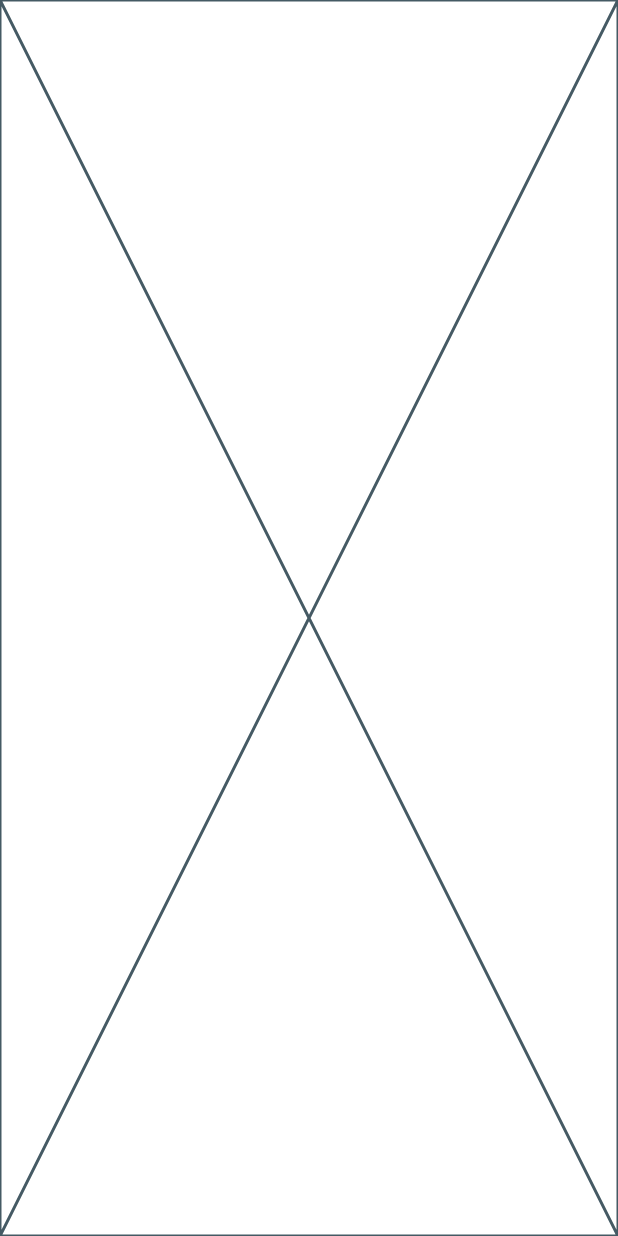
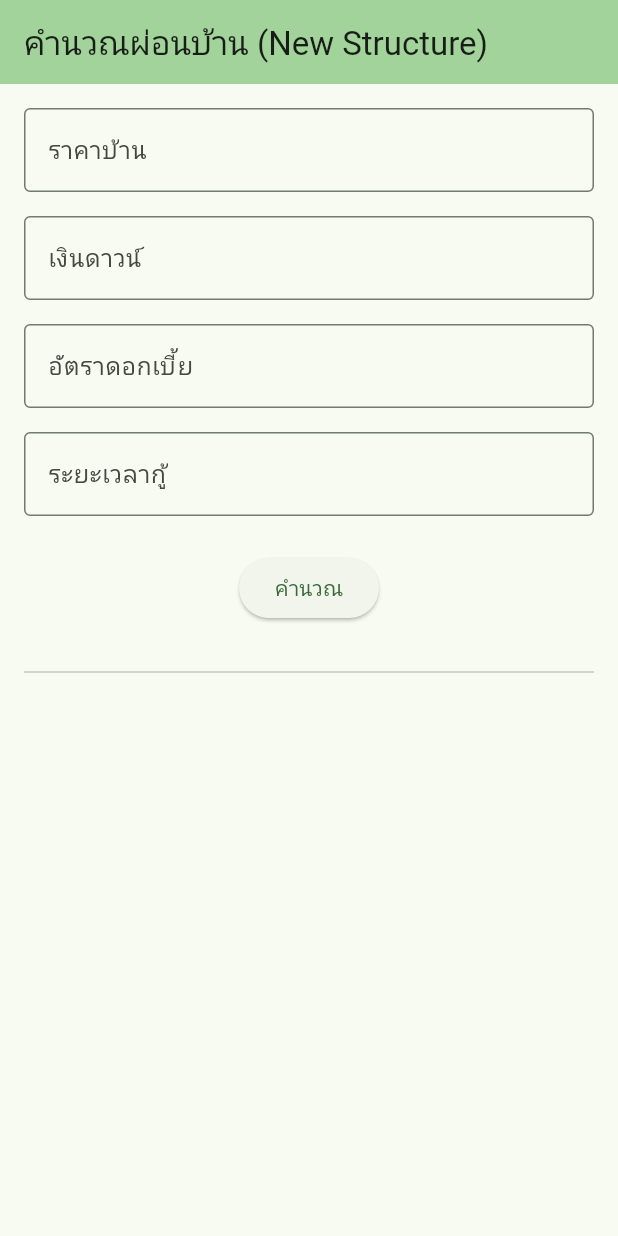
Before and after one commit to taywin-p/fin-calc, a Flutter app: the screen it shows after launch, on a phone screen of 412 x 824 dp. Run offline on Flutter 3.47's test engine with Material 3 defaults, Android fonts, the phone set to English and light mode, and no system bars; our stand-ins replace equatable, flutter_bloc, hive, hive_flutter; accounts and stored records are empty.

Commit message:
Implement HomeLoanCalculator with Bloc architecture and integrate Hive for data persistence

```diff
--- a/lib/main.dart
+++ b/lib/main.dart
@@ -1,9 +1,9 @@
-import 'package:fin_calc/data/models/home_loan_model.dart';
+import 'package:fin_calc/src/data/models/home_loan_model.dart';
+import 'package:fin_calc/src/page/home_loan_calculator/home_loan_calculator.dart';
 import 'package:flutter/material.dart';
 import 'package:hive_flutter/hive_flutter.dart';
 
 void main() async {
-
   WidgetsFlutterBinding.ensureInitialized();
 
   await Hive.initFlutter();
@@ -22,8 +22,11 @@
   Widget build(BuildContext context) {
     return MaterialApp(
       title: 'FinCalc',
-      theme: ThemeData(colorScheme: ColorScheme.fromSeed(seedColor: Colors.green), useMaterial3: true),
-      home: const Placeholder(),
+      theme: ThemeData(
+        colorScheme: ColorScheme.fromSeed(seedColor: Colors.green),
+        useMaterial3: true,
+      ),
+      home: const HomeLoanCalculatorPage(),
     );
   }
 }
--- a/lib/data/models/home_loan_model.dart
+++ b/lib/src/data/models/home_loan_model.dart
@@ -1,11 +1,10 @@
+import 'package:equatable/equatable.dart';
 import 'package:hive/hive.dart';
-
 
 part 'home_loan_model.g.dart';
 
-@HiveType(typeId: 0) // typeId ต้องไม่ซ้ำกันในแต่ละ Model
-class HomeLoanModel extends HiveObject {
-
+@HiveType(typeId: 0)
+class HomeLoanModel extends Equatable {
   @HiveField(0)
   final double? housePrice;
 
@@ -18,15 +17,23 @@ class HomeLoanModel extends HiveObject {
   @HiveField(3)
   final int? loanTermYears;
 
-  // --- ผลลัพธ์การคำนวณ ---
   @HiveField(4)
   final double? monthlyPayment;
 
-  HomeLoanModel({
+  const HomeLoanModel({
     this.housePrice,
     this.downPayment,
     this.interestRate,
     this.loanTermYears,
     this.monthlyPayment,
   });
+
+  @override
+  List<Object?> get props => [
+        housePrice,
+        downPayment,
+        interestRate,
+        loanTermYears,
+        monthlyPayment,
+      ];
 }
--- /dev/null
+++ b/lib/src/page/home_loan_calculator/home_loan_calculator.dart
@@ -0,0 +1,3 @@
+export 'bloc/home_loan_calculator_cubit.dart';
+export 'home_loan_calculator_state.dart';
+export 'home_loan_calculator_page.dart';
--- /dev/null
+++ b/lib/src/page/home_loan_calculator/home_loan_calculator_page.dart
@@ -0,0 +1,115 @@
+// lib/src/page/home_loan_calculator/home_loan_calculator_page.dart
+import 'package:fin_calc/src/page/home_loan_calculator/home_loan_calculator.dart';
+import 'package:flutter/material.dart';
+import 'package:flutter_bloc/flutter_bloc.dart';
+import 'bloc/home_loan_calculator_cubit.dart';
+
+class HomeLoanCalculatorPage extends StatelessWidget {
+  const HomeLoanCalculatorPage({super.key});
+
+  @override
+  Widget build(BuildContext context) {
+    return BlocProvider(create: (context) => HomeLoanCalculatorCubit(), child: const HomeLoanCalculatorView());
+  }
+}
+
+class HomeLoanCalculatorView extends StatefulWidget {
+  const HomeLoanCalculatorView({super.key});
+
+  @override
+  State<HomeLoanCalculatorView> createState() => _HomeLoanCalculatorViewState();
+}
+
+class _HomeLoanCalculatorViewState extends State<HomeLoanCalculatorView> {
+  final _housePriceController = TextEditingController();
+  final _downPaymentController = TextEditingController();
+  final _interestRateController = TextEditingController();
+  final _loanTermYearsController = TextEditingController();
+
+  @override
+  void dispose() {
+    _housePriceController.dispose();
+    _downPaymentController.dispose();
+    _interestRateController.dispose();
+    _loanTermYearsController.dispose();
+    super.dispose();
+  }
+
+  void _submitCalculation() {
+    context.read<HomeLoanCalculatorCubit>().calculate(
+      housePrice: _housePriceController.text,
+      downPayment: _downPaymentController.text,
+      interestRate: _interestRateController.text,
+      loanTermYears: _loanTermYearsController.text,
+    );
+  }
+
+  @override
+  Widget build(BuildContext context) {
+    return Scaffold(
+      appBar: AppBar(
+        title: const Text('คำนวณผ่อนบ้าน (New Structure)'),
+        backgroundColor: Theme.of(context).colorScheme.inversePrimary,
+      ),
+      body: BlocListener<HomeLoanCalculatorCubit, HomeLoanCalculatorState>(
+        listener: (context, state) {
+          if (state is HomeLoanCalculatorLoaded) {
+            final calc = state.calculation;
+            _housePriceController.text = calc.housePrice?.toString() ?? '0';
+            _downPaymentController.text = calc.downPayment?.toString() ?? '0';
+            _interestRateController.text = calc.interestRate?.toString() ?? '0';
+            _loanTermYearsController.text = calc.loanTermYears?.toString() ?? '0';
+          }
+        },
+        child: SingleChildScrollView(
+          padding: const EdgeInsets.all(16.0),
+          child: Column(
+            children: [
+              _buildTextField(controller: _housePriceController, labelText: 'ราคาบ้าน'),
+              const SizedBox(height: 16),
+              _buildTextField(controller: _downPaymentController, labelText: 'เงินดาวน์'),
+              const SizedBox(height: 16),
+              _buildTextField(controller: _interestRateController, labelText: 'อัตราดอกเบี้ย'),
+              const SizedBox(height: 16),
+              _buildTextField(controller: _loanTermYearsController, labelText: 'ระยะเวลากู้'),
+              const SizedBox(height: 24),
+              ElevatedButton(onPressed: _submitCalculation, child: const Text('คำนวณ')),
+              const SizedBox(height: 24),
+              const Divider(),
+              // BlocBuilder จะสร้าง UI ตาม State ที่เปลี่ยนไป
+              BlocBuilder<HomeLoanCalculatorCubit, HomeLoanCalculatorState>(
+                builder: (context, state) {
+                  if (state is HomeLoanCalculatorLoaded) {
+                    if (state.calculation.monthlyPayment == null || state.calculation.monthlyPayment == 0) {
+                      return const SizedBox.shrink();
+                    }
+                    return _buildSummary(state.calculation.monthlyPayment!);
+                  }
+                  return const CircularProgressIndicator();
+                },
+              ),
+            ],
+          ),
+        ),
+      ),
+    );
+  }
+
+  Widget _buildSummary(double monthlyPayment) {
+    return Column(
+      children: [
+        const Text('สรุปผลการคำนวณ', style: TextStyle(fontSize: 18, fontWeight: FontWeight.bold)),
+        const SizedBox(height: 8),
+        Text('ยอดผ่อนชำระต่อเดือน: ${monthlyPayment.toStringAsFixed(2)} บาท'),
+      ],
+    );
+  }
+
+  Widget _buildTextField({required TextEditingController controller, required String labelText}) {
+    return TextFormField(
+      controller: controller,
+      keyboardType: const TextInputType.numberWithOptions(decimal: true),
+      decoration: InputDecoration(labelText: labelText, border: const OutlineInputBorder()),
+    );
+  }
+}
--- /dev/null
+++ b/lib/src/page/home_loan_calculator/home_loan_calculator_state.dart
@@ -0,0 +1,21 @@
+import 'package:fin_calc/src/data/models/home_loan_model.dart';
+import 'package:equatable/equatable.dart';
+
+
+abstract class HomeLoanCalculatorState extends Equatable {
+  const HomeLoanCalculatorState();
+
+  @override
+  List<Object?> get props => [];
+}
+
+class HomeLoanCalculatorInitial extends HomeLoanCalculatorState {}
+
+class HomeLoanCalculatorLoaded extends HomeLoanCalculatorState {
+  final HomeLoanModel calculation;
+
+  const HomeLoanCalculatorLoaded({required this.calculation});
+
+  @override
+  List<Object?> get props => [calculation];
+}
--- a/pubspec.yaml
+++ b/pubspec.yaml
@@ -37,6 +37,8 @@ dependencies:
   hive: ^2.2.3
   hive_flutter: ^1.1.0
   path_provider: ^2.1.5
+  flutter_bloc: ^9.1.1
+  equatable: ^2.0.7
 
 dev_dependencies:
   flutter_test:
```
Also changed, not shown: lib/src/page/home_loan_calculator/bloc/home_loan_calculator_cubit.dart (added, +58 -0 lines), lib/src/data/models/home_loan_model.g.dart (renamed from lib/data/models/home_loan_model.g.dart), pubspec.lock.
